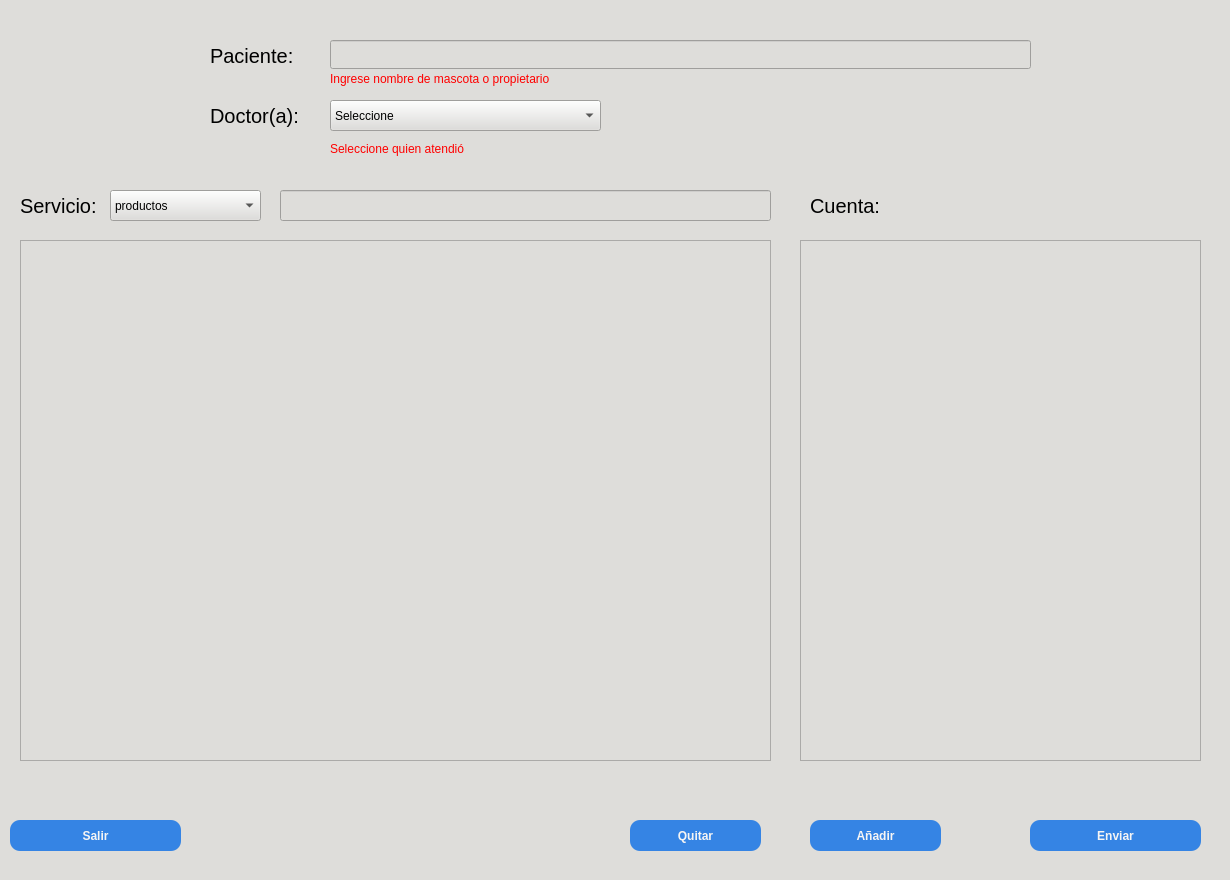
The window that UI/main.ui (nssmelmsr/CentroVeterinario) describes before a commit, drawn with Qt 5.
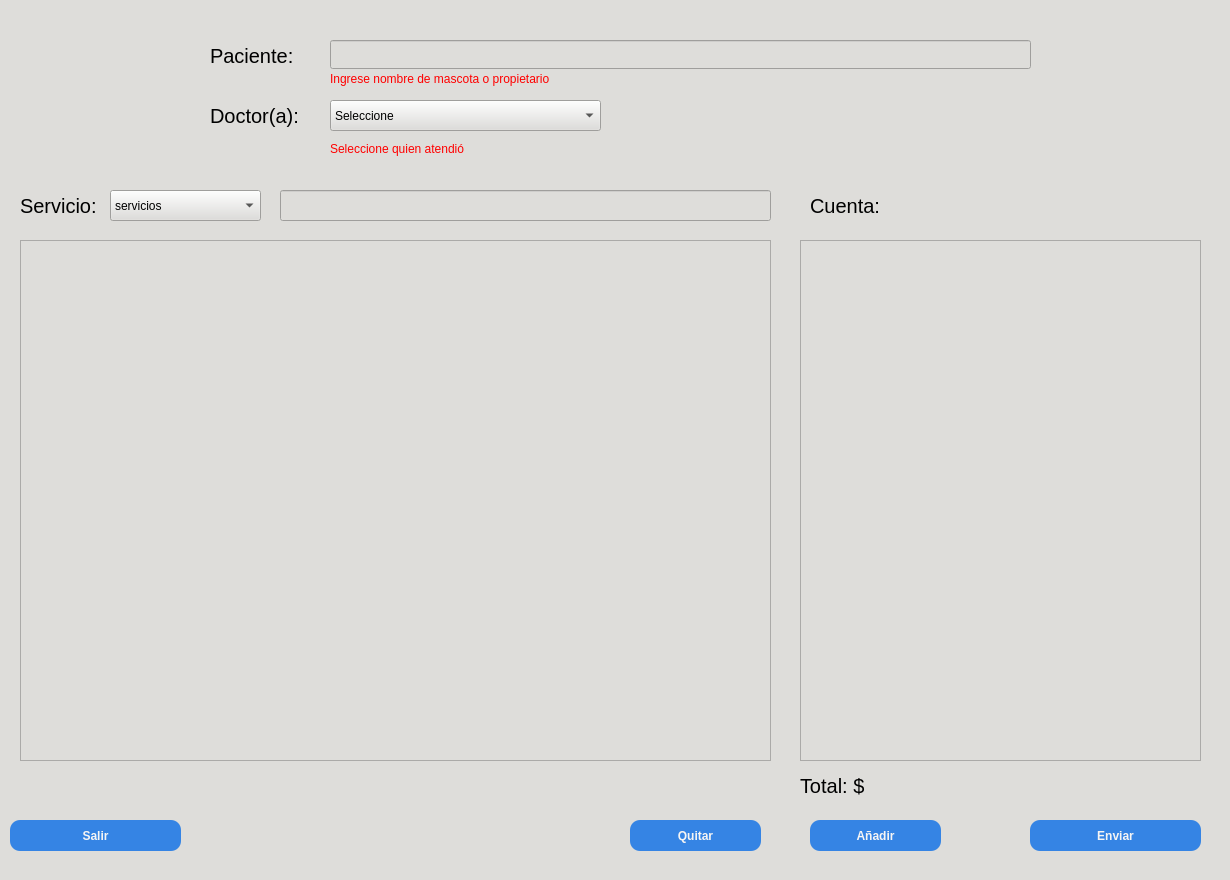
The same window after the commit. Icons and pictures are not drawn.

Diff of the .ui file:
```diff
--- a/UI/main.ui
+++ b/UI/main.ui
@@ -769,7 +769,7 @@
       </property>
       <item>
        <property name="text">
-        <string>productos</string>
+        <string>servicios</string>
        </property>
       </item>
       <item>
@@ -807,6 +807,27 @@
        <string notr="true">color:black;</string>
       </property>
      </widget>
+     <widget class="QLabel" name="label_total">
+      <property name="geometry">
+       <rect>
+        <x>800</x>
+        <y>770</y>
+        <width>231</width>
+        <height>31</height>
+       </rect>
+      </property>
+      <property name="font">
+       <font>
+        <pointsize>15</pointsize>
+       </font>
+      </property>
+      <property name="styleSheet">
+       <string notr="true">background-color:rgba(0, 0, 0, 0);color:black;</string>
+      </property>
+      <property name="text">
+       <string>Total: $</string>
+      </property>
+     </widget>
     </widget>
    </widget>
   </widget>
```
Left out of the diff: 2 changed lines with no effect on the pictures.
